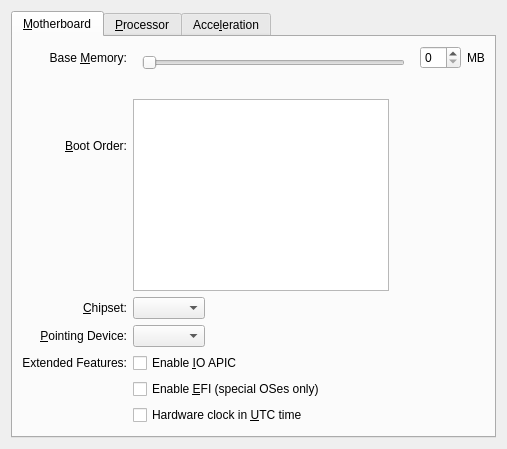
The window that vbox/src/VBox/Frontends/VirtualBox/src/settings/machine/UIMachineSettingsSystem.ui (jljuxgm/vboxgit) describes before a commit, drawn with Qt 5.
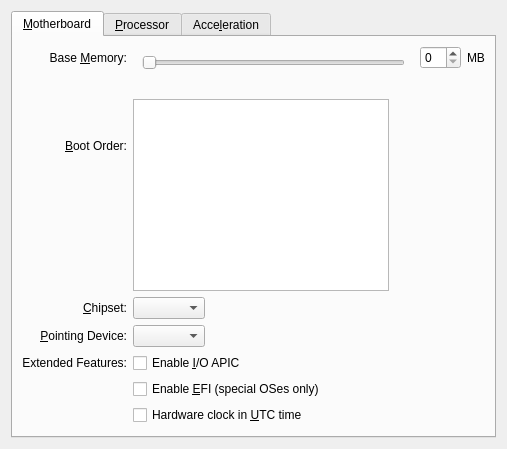
The same window after the commit. Icons and pictures are not drawn. Custom widgets are drawn as their Qt base class.

Patch:
```diff
--- a/vbox/src/VBox/Frontends/VirtualBox/src/settings/machine/UIMachineSettingsSystem.ui
+++ b/vbox/src/VBox/Frontends/VirtualBox/src/settings/machine/UIMachineSettingsSystem.ui
@@ -332,7 +332,7 @@
           <string>When checked, the virtual machine will support the Input Output APIC (IO APIC), which may slightly decrease performance. &lt;b&gt;Note:&lt;/b&gt; don't disable this feature after having installed a Windows guest operating system!</string>
          </property>
          <property name="text">
-          <string>Enable &amp;IO APIC</string>
+          <string>Enable &amp;I/O APIC</string>
          </property>
         </widget>
        </item>
```
Left out of the diff: 4 changed lines with no effect on the pictures.
